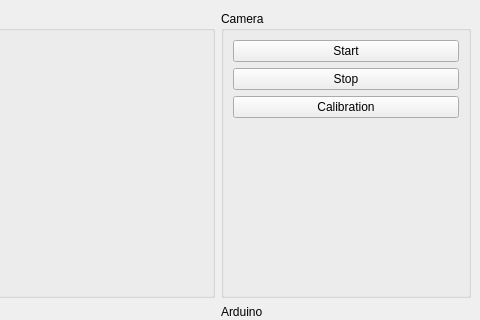
yleniaBattistini/ObjectTracker, file gui/qt-gui/gui/mainwindow.ui: the form before one commit; both pictures show x 320 to 800 and y 0 to 320 of the 800 by 600 pixel window.
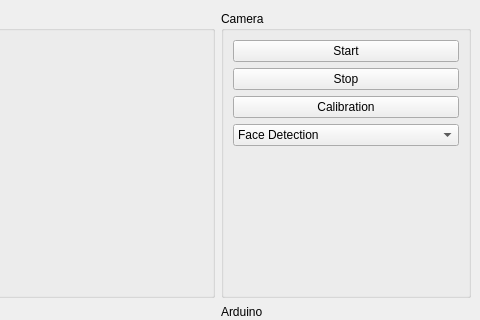
The form after the commit.

The edit to the form file:
```diff
--- a/gui/qt-gui/gui/mainwindow.ui
+++ b/gui/qt-gui/gui/mainwindow.ui
@@ -156,6 +156,20 @@
             </property>
            </widget>
           </item>
+          <item>
+           <widget class="QComboBox" name="cmbDetectionType">
+            <item>
+             <property name="text">
+              <string>Face Detection</string>
+             </property>
+            </item>
+            <item>
+             <property name="text">
+              <string>Circular Object Detection</string>
+             </property>
+            </item>
+           </widget>
+          </item>
           <item>
            <spacer name="verticalSpacer">
             <property name="orientation">
```
